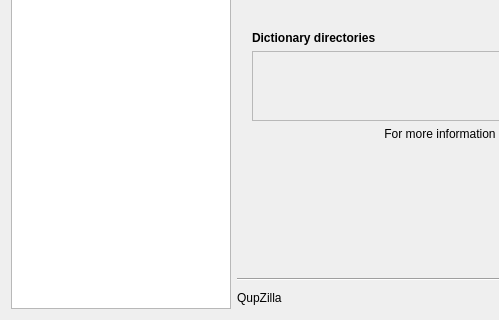
Before: the Qt Designer form src/lib/preferences/preferences.ui in QupZilla/qupzilla, drawn with Qt 5; both pictures show x 0 to 499 and y 230 to 550 of the 840 by 550 pixel window.
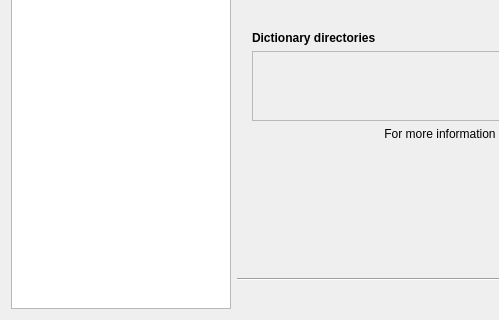
After: the same form once the commit is applied. The open tabs and pages were chosen to show the change. Custom widgets are drawn as their Qt base class.

Commit message: Preferences: Don't show version next to ok/cancel/apply buttons

```diff
--- a/src/lib/preferences/preferences.ui
+++ b/src/lib/preferences/preferences.ui
@@ -2666,13 +2666,6 @@
      </property>
     </widget>
    </item>
-   <item row="4" column="1">
-    <widget class="QLabel" name="version">
-     <property name="text">
-      <string>QupZilla</string>
-     </property>
-    </widget>
-   </item>
    <item row="4" column="2">
     <widget class="QDialogButtonBox" name="buttonBox">
      <property name="standardButtons">
```
Left out of the diff: 10 changed lines with no effect on the pictures. The commit also changes 1 other file.
